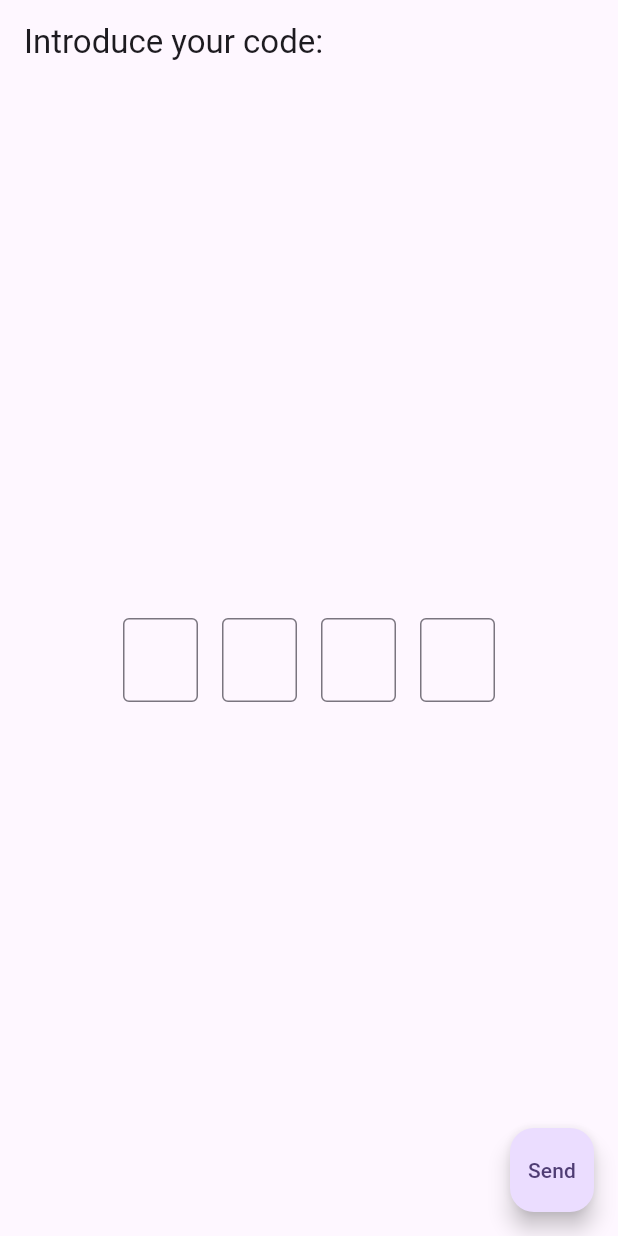
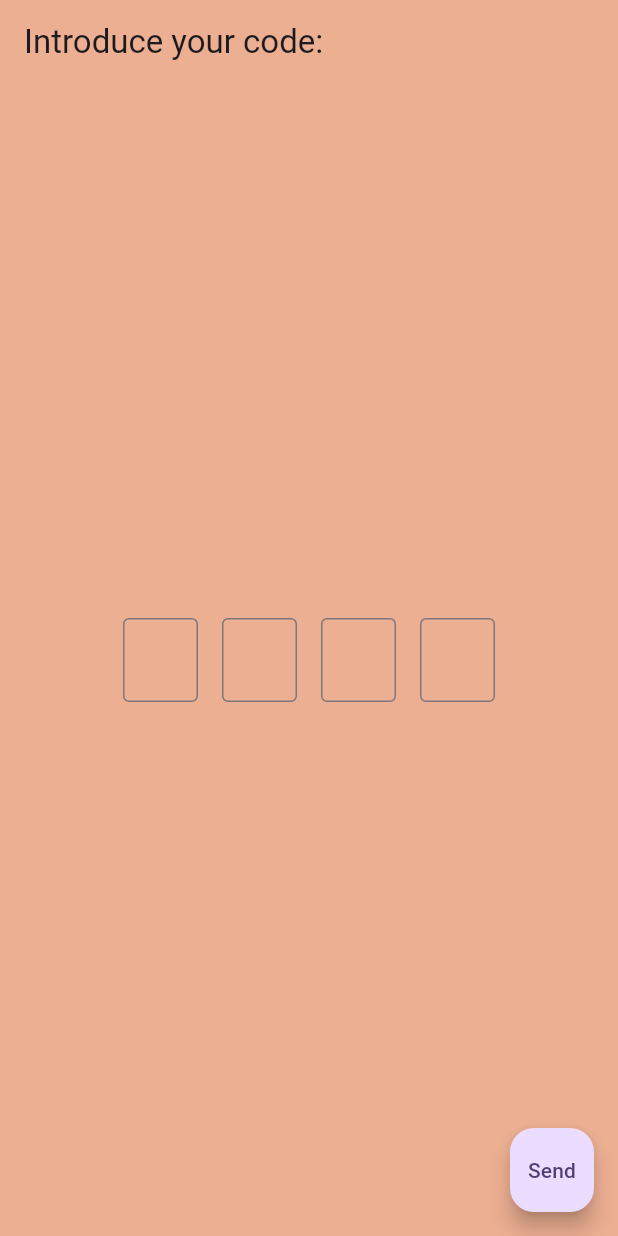
Before and after one commit to lara-vel-dev/nenemi, a Flutter app: the NumericCodeScreen screen opened directly, on a phone screen of 412 x 824 dp. Run offline on Flutter 3.47's test engine with Material 3 defaults, Android fonts, the phone set to English and light mode, and no system bars.

Commit message:
added color to code page

```diff
--- a/lib/pages/CodeScreen/code_screen_input.dart
+++ b/lib/pages/CodeScreen/code_screen_input.dart
@@ -41,7 +41,12 @@ class _NumericCodeScreenState extends State<NumericCodeScreen> {
   @override
   Widget build(BuildContext context) {
     return Scaffold(
+      backgroundColor: Color.fromARGB(255, 236, 175, 146),
       appBar: AppBar(
+        // color: Color(0xFFFFE0D6), // Usando el color específico
+
+        // backgroundColor: Color.fromARGB(255, 156, 154, 25),
+        backgroundColor: Color.fromARGB(255, 236, 175, 146),
         title: const Text('Introduce your code: '),
       ),
       body: Padding(
```
